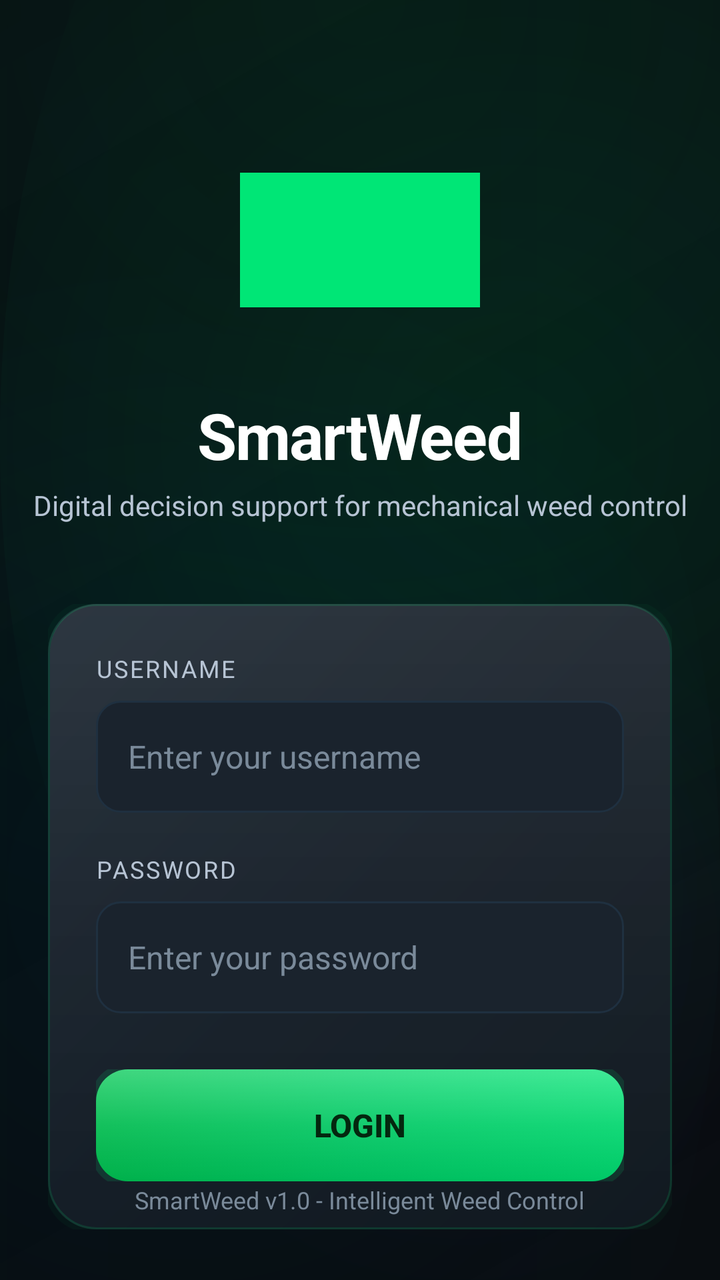
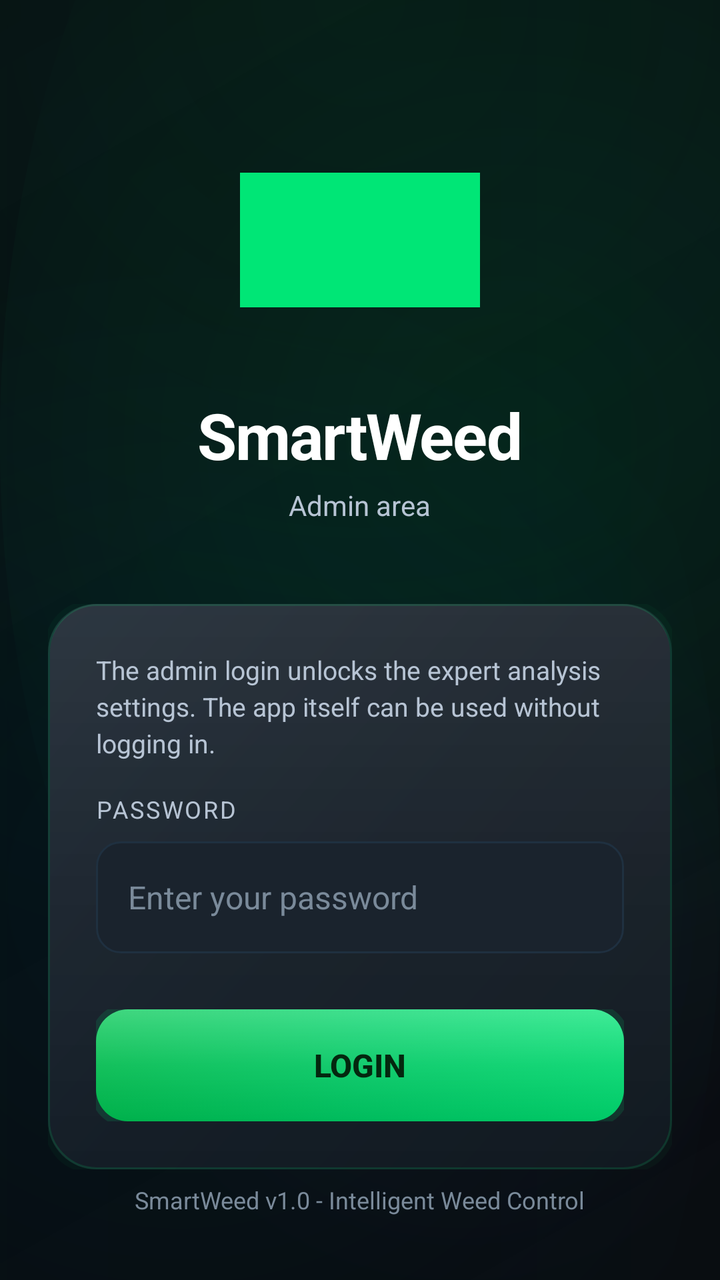

Compare the two renders of this Android layout. The source of the first and the diff that turns it into the second are given below.
<!-- AndroidManifest.xml: application theme Theme.SmartWeed -->
<!-- res/layout/activity_login.xml -->
<?xml version="1.0" encoding="utf-8"?>
<androidx.constraintlayout.widget.ConstraintLayout xmlns:android="http://schemas.android.com/apk/res/android"
    xmlns:app="http://schemas.android.com/apk/res-auto"
    xmlns:tools="http://schemas.android.com/tools"
    android:layout_width="match_parent"
    android:layout_height="match_parent"
    android:background="@drawable/bg_screen_gradient"
    android:fitsSystemWindows="true">

    
    <LinearLayout
        android:id="@+id/logoContainer"
        android:layout_width="wrap_content"
        android:layout_height="wrap_content"
        android:orientation="vertical"
        android:gravity="center"
        android:layout_marginTop="60dp"
        app:layout_constraintTop_toTopOf="parent"
        app:layout_constraintStart_toStartOf="parent"
        app:layout_constraintEnd_toEndOf="parent">

        <ImageView
            android:id="@+id/imageView"
            android:layout_width="120dp"
            android:layout_height="120dp"
            android:contentDescription="@string/app_name"
            app:srcCompat="@drawable/traktorimg"
            app:tint="@color/traktor_green"/>

        <TextView
            android:id="@+id/appTitle"
            android:layout_width="wrap_content"
            android:layout_height="wrap_content"
            android:layout_marginTop="16dp"
            android:text="@string/app_name"
            android:textSize="32sp"
            android:textStyle="bold"
            android:textColor="@color/text_primary"
            android:letterSpacing="-0.02"/>

        <TextView
            android:id="@+id/appSubtitle"
            android:layout_width="wrap_content"
            android:layout_height="wrap_content"
            android:layout_marginTop="4dp"
            android:text="@string/home_subtitle"
            android:textSize="14sp"
            android:textColor="@color/text_secondary"/>
    </LinearLayout>

    
    <LinearLayout
        android:id="@+id/loginCard"
        android:layout_width="0dp"
        android:layout_height="wrap_content"
        android:layout_marginStart="24dp"
        android:layout_marginEnd="24dp"
        android:layout_marginTop="40dp"
        android:orientation="vertical"
        android:padding="24dp"
        android:background="@drawable/bg_card"
        app:layout_constraintTop_toBottomOf="@id/logoContainer"
        app:layout_constraintStart_toStartOf="parent"
        app:layout_constraintEnd_toEndOf="parent">

        
        <TextView
            android:id="@+id/passwordHintTextView"
            android:layout_width="wrap_content"
            android:layout_height="wrap_content"
            android:text="@string/label_username"
            android:textSize="12sp"
            android:textColor="@color/text_secondary"
            android:textAllCaps="true"
            android:letterSpacing="0.08"
            android:layout_marginBottom="8dp"/>

        
        <EditText
            android:id="@+id/UsernameText"
            android:layout_width="match_parent"
            android:layout_height="56dp"
            android:background="@drawable/bg_input_field"
            android:paddingStart="16dp"
            android:paddingEnd="16dp"
            android:inputType="textEmailAddress"
            android:textColor="@color/text_primary"
            android:textColorHint="@color/text_tertiary"
            android:hint="@string/hint_username"
            android:textSize="16sp"
            android:importantForAutofill="no"/>

        
        <TextView
            android:id="@+id/passwortTextView"
            android:layout_width="wrap_content"
            android:layout_height="wrap_content"
            android:layout_marginTop="20dp"
            android:text="@string/label_password"
            android:textSize="12sp"
            android:textColor="@color/text_secondary"
            android:textAllCaps="true"
            android:letterSpacing="0.08"
            android:layout_marginBottom="8dp"/>

        
        <EditText
            android:id="@+id/PasswordText"
            android:layout_width="match_parent"
            android:layout_height="56dp"
            android:background="@drawable/bg_input_field"
            android:paddingStart="16dp"
            android:paddingEnd="16dp"
            android:inputType="textPassword"
            android:textColor="@color/text_primary"
            android:textColorHint="@color/text_tertiary"
            android:hint="@string/hint_password"
            android:textSize="16sp"
            android:importantForAutofill="no"/>

        
        <Button
            android:id="@+id/LoginButton"
            android:layout_width="match_parent"
            android:layout_height="56dp"
            android:layout_marginTop="28dp"
            android:text="@string/btn_login"
            android:textSize="16sp"
            android:textStyle="bold"
            android:textColor="@color/text_on_primary"
            android:background="@drawable/bg_primary_button"
            android:foreground="@drawable/ripple_light"
            app:backgroundTint="@null"/>

    </LinearLayout>

    
    <TextView
        android:id="@+id/footerText"
        android:layout_width="wrap_content"
        android:layout_height="wrap_content"
        android:layout_marginBottom="32dp"
        android:text="@string/footer_info"
        android:textSize="12sp"
        android:textColor="@color/text_tertiary"
        app:layout_constraintBottom_toBottomOf="parent"
        app:layout_constraintStart_toStartOf="parent"
        app:layout_constraintEnd_toEndOf="parent"/>

</androidx.constraintlayout.widget.ConstraintLayout>
<!-- resources referenced by this layout -->
<resources>
  <color name="text_on_primary">#04270F</color>
  <color name="text_primary">#FFFFFF</color>
  <color name="text_secondary">#B7C4D4</color>
  <color name="text_tertiary">#7A8A9A</color>
  <color name="traktor_green">#00E676</color>
  <!-- drawable bg_input_field (drawable) -->
  <?xml version="1.0" encoding="utf-8"?>
  <selector xmlns:android="http://schemas.android.com/apk/res/android">
      <item android:state_focused="true">
          <shape android:shape="rectangle">
              <corners android:radius="12dp"/>
              <solid android:color="@color/surface_dark"/>
              <stroke android:width="2dp" android:color="@color/traktor_green"/>
          </shape>
      </item>
      <item>
          <shape android:shape="rectangle">
              <corners android:radius="12dp"/>
              <solid android:color="@color/surface_dark"/>
              <stroke android:width="1dp" android:color="@color/border_default"/>
          </shape>
      </item>
  </selector>
  <!-- drawable ripple_light (drawable) -->
  <?xml version="1.0" encoding="utf-8"?>
  <ripple xmlns:android="http://schemas.android.com/apk/res/android"
      android:color="@color/ripple_green">
      <item android:id="@android:id/mask">
          <shape android:shape="rectangle">
              <solid android:color="@color/white"/>
              <corners android:radius="16dp"/>
          </shape>
      </item>
  </ripple>
  <string name="app_name">SmartWeed</string>
  <string name="btn_login">Login</string>
  <string name="footer_info">SmartWeed v1.0 - Intelligent Weed Control</string>
  <string name="hint_password">Enter your password</string>
  <string name="hint_username">Enter your username</string>
  <string name="home_subtitle">Digital decision support for mechanical weed control</string>
  <string name="label_password">Password</string>
  <string name="label_username">Username</string>
  <color name="card_background_dark">#111920</color>
  <color name="card_background_glass">#1A2530</color>
  <color name="surface_dark">#1A232D</color>
  <color name="border_default">#1F3040</color>
  <color name="ripple_green">#2600E676</color>
  <color name="white">#FFFFFFFF</color>
  <color name="traktor_green_dark">#00C853</color>
  <color name="traktor_green_light">#69F0AE</color>
  <color name="background_dark">#050A0E</color>
  <style name="Widget.SmartWeed.Button" parent="Widget.MaterialComponents.Button">
          <item name="android:background">@drawable/bg_primary_button</item>
          <item name="android:backgroundTint">@null</item>
          <item name="android:textColor">@color/white</item>
          <item name="android:textSize">16sp</item>
          <item name="android:textStyle">bold</item>
          <item name="android:letterSpacing">0.02</item>
          <item name="android:stateListAnimator">@null</item>
          <item name="android:paddingStart">24dp</item>
          <item name="android:paddingEnd">24dp</item>
          <item name="android:minHeight">56dp</item>
          <item name="cornerRadius">12dp</item>
      </style>
  <style name="Widget.SmartWeed.TextInputLayout" parent="Widget.MaterialComponents.TextInputLayout.OutlinedBox">
          <item name="boxBackgroundColor">@color/surface_dark</item>
          <item name="boxStrokeColor">@color/traktor_green</item>
          <item name="boxCornerRadiusTopStart">12dp</item>
          <item name="boxCornerRadiusTopEnd">12dp</item>
          <item name="boxCornerRadiusBottomStart">12dp</item>
          <item name="boxCornerRadiusBottomEnd">12dp</item>
          <item name="hintTextColor">@color/text_secondary</item>
      </style>
  <!-- unchanged entries left out for length: 5 -->
</resources>

<!-- the commit's change to res/layout/activity_login.xml (unified diff, before → after) -->
@@ -43,7 +43,7 @@
             android:layout_width="wrap_content"
             android:layout_height="wrap_content"
             android:layout_marginTop="4dp"
-            android:text="@string/home_subtitle"
+            android:text="@string/admin_login_title"
             android:textSize="14sp"
             android:textColor="@color/text_secondary"/>
     </LinearLayout>
@@ -65,37 +65,19 @@
 
         
         <TextView
-            android:id="@+id/passwordHintTextView"
-            android:layout_width="wrap_content"
+            android:layout_width="match_parent"
             android:layout_height="wrap_content"
-            android:text="@string/label_username"
-            android:textSize="12sp"
+            android:text="@string/admin_login_hint"
+            android:textSize="13sp"
             android:textColor="@color/text_secondary"
-            android:textAllCaps="true"
-            android:letterSpacing="0.08"
-            android:layout_marginBottom="8dp"/>
-
-        
-        <EditText
-            android:id="@+id/UsernameText"
-            android:layout_width="match_parent"
-            android:layout_height="56dp"
-            android:background="@drawable/bg_input_field"
-            android:paddingStart="16dp"
-            android:paddingEnd="16dp"
-            android:inputType="textEmailAddress"
-            android:textColor="@color/text_primary"
-            android:textColorHint="@color/text_tertiary"
-            android:hint="@string/hint_username"
-            android:textSize="16sp"
-            android:importantForAutofill="no"/>
+            android:lineSpacingExtra="3dp"
+            android:layout_marginBottom="16dp"/>
 
         
         <TextView
             android:id="@+id/passwortTextView"
             android:layout_width="wrap_content"
             android:layout_height="wrap_content"
-            android:layout_marginTop="20dp"
             android:text="@string/label_password"
             android:textSize="12sp"
             android:textColor="@color/text_secondary"
<!-- resource entries referenced after the edit -->
@@ -34,14 +34,13 @@
           </shape>
       </item>
   </ripple>
+  <string name="admin_login_hint">The admin login unlocks the expert analysis settings. The app itself can be used without logging in.</string>
+  <string name="admin_login_title">Admin area</string>
   <string name="app_name">SmartWeed</string>
   <string name="btn_login">Login</string>
   <string name="footer_info">SmartWeed v1.0 - Intelligent Weed Control</string>
   <string name="hint_password">Enter your password</string>
-  <string name="hint_username">Enter your username</string>
-  <string name="home_subtitle">Digital decision support for mechanical weed control</string>
   <string name="label_password">Password</string>
-  <string name="label_username">Username</string>
   <color name="card_background_dark">#111920</color>
   <color name="card_background_glass">#1A2530</color>
   <color name="surface_dark">#1A232D</color>
